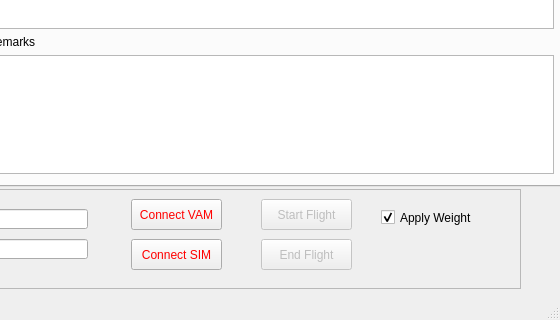
This is mainwindow.ui in Maeyanie/OAACARS as Qt 5 draws it before an edit; both pictures show x 140 to 700 and y 301 to 621 of the 700 by 621 pixel window. The edited form follows.
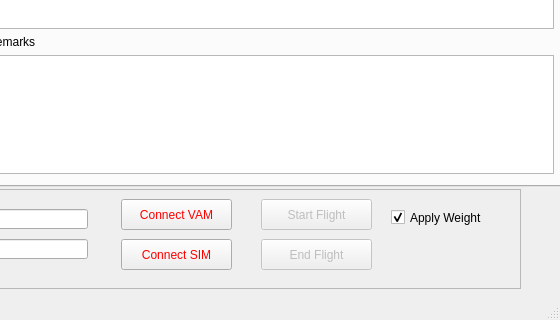
This is the edited form.

```diff
--- a/mainwindow.ui
+++ b/mainwindow.ui
@@ -859,7 +859,7 @@
       <widget class="QCheckBox" name="applyWeight">
        <property name="geometry">
         <rect>
-         <x>510</x>
+         <x>520</x>
          <y>20</y>
          <width>141</width>
          <height>17</height>
@@ -883,7 +883,7 @@
         <rect>
          <x>390</x>
          <y>50</y>
-         <width>91</width>
+         <width>111</width>
          <height>31</height>
         </rect>
        </property>
@@ -914,9 +914,9 @@
       <widget class="QPushButton" name="connectButton">
        <property name="geometry">
         <rect>
-         <x>260</x>
+         <x>250</x>
          <y>10</y>
-         <width>91</width>
+         <width>111</width>
          <height>31</height>
         </rect>
        </property>
@@ -930,9 +930,9 @@
       <widget class="QPushButton" name="conSim">
        <property name="geometry">
         <rect>
-         <x>260</x>
+         <x>250</x>
          <y>50</y>
-         <width>91</width>
+         <width>111</width>
          <height>31</height>
         </rect>
        </property>
@@ -967,7 +967,7 @@
         <rect>
          <x>390</x>
          <y>10</y>
-         <width>91</width>
+         <width>111</width>
          <height>31</height>
         </rect>
        </property>
```
